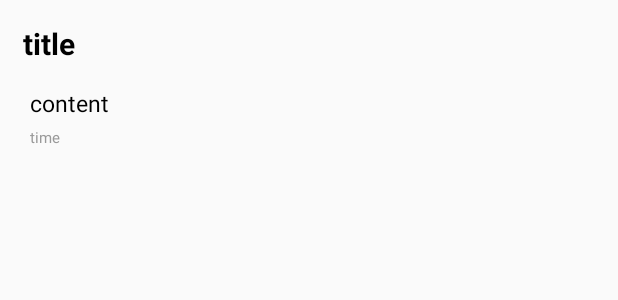
After one commit to BaekCCI/Inflearn-Android-Study, an Android app: the layout board_list_item.xml on its own in the app's theme, with its tools: preview values and no code run, on a phone screen of 412 x 824 dp. The commit adds this screen. Shown: the top 300 px of the screen. Run offline under Robolectric (Android 15) with nearby library versions, the phone set to English and light mode, and no system bars.

Commit message:
feat(boardWrite): firebase 게시글 불러오기

```diff
--- /dev/null
+++ b/MySoloLife/app/src/main/res/layout/board_list_item.xml
@@ -0,0 +1,37 @@
+<?xml version="1.0" encoding="utf-8"?>
+<LinearLayout xmlns:android="http://schemas.android.com/apk/res/android"
+    android:layout_width="match_parent"
+    android:layout_height="120dp"
+    android:orientation="vertical">
+
+    <TextView
+        android:id="@+id/titleArea"
+        android:layout_width="wrap_content"
+        android:layout_height="wrap_content"
+        android:layout_margin="15dp"
+        android:text="title"
+        android:textColor="@color/black"
+        android:textSize="20sp"
+        android:textStyle="bold" />
+
+    <TextView
+        android:id="@+id/contentArea"
+        android:layout_width="wrap_content"
+        android:layout_height="wrap_content"
+        android:layout_marginStart="20dp"
+        android:layout_marginEnd="20dp"
+        android:text="content"
+        android:textColor="@color/black"
+        android:textSize="15sp" />
+
+    <TextView
+        android:id="@+id/timeArea"
+        android:layout_width="wrap_content"
+        android:layout_height="wrap_content"
+        android:layout_marginStart="20dp"
+        android:layout_marginTop="5dp"
+        android:text="time"
+        android:textColor="#999999"
+        android:textSize="10sp" />
+
+</LinearLayout>
```
Also changed, not shown: MySoloLife/app/src/main/java/com/example/mysololife/board/BoardListLVAdapter.kt (added, +42 -0 lines), MySoloLife/app/src/main/java/com/example/mysololife/board/BoardModel.kt (+4 -4 lines), MySoloLife/app/src/main/java/com/example/mysololife/fragments/TalkFragment.kt (+40 -2 lines), MySoloLife/app/src/main/res/layout/fragment_talk.xml (+6 -5 lines).
